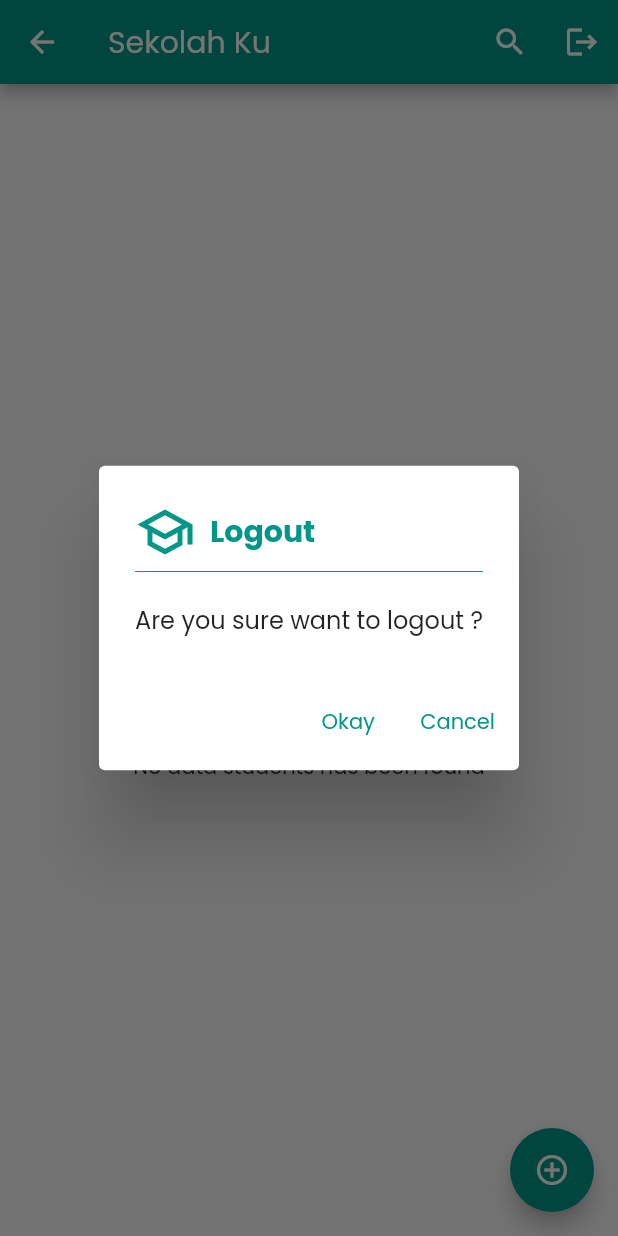
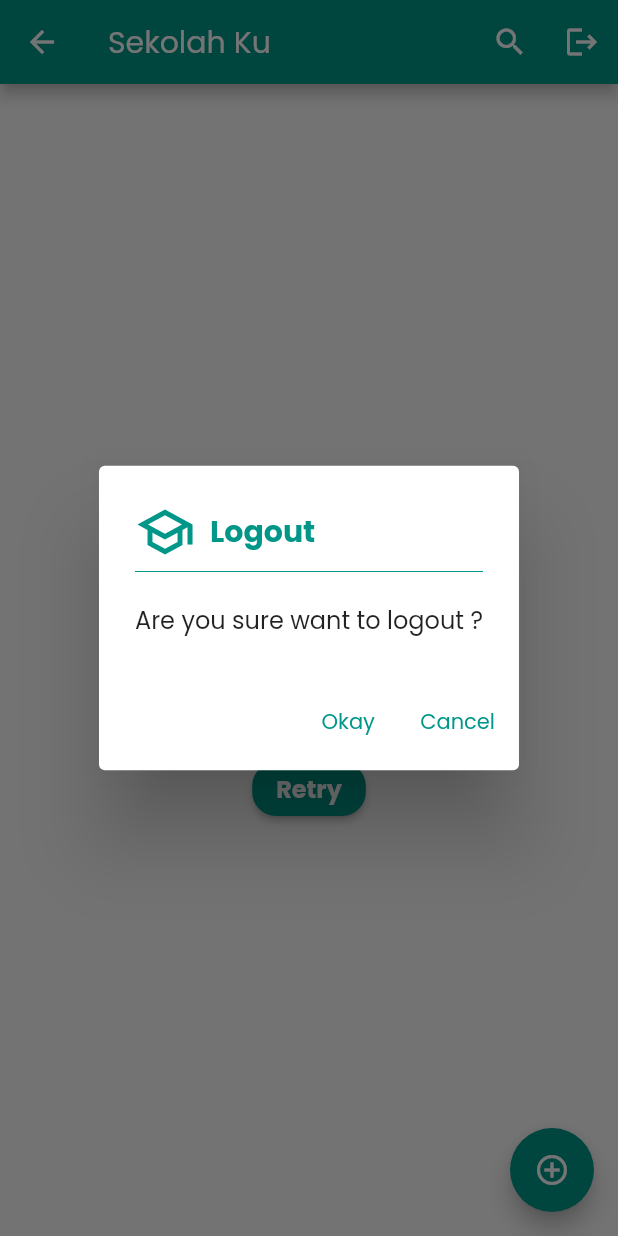
Before and after one commit to dikawardaniTrainer/sekolahku-flutter, a Flutter app: the StudentListPage screen opened by its route, after a tap on the "search" icon, after a tap on the "logout" icon, on a phone screen of 412 x 824 dp. Run offline on Flutter 3.47's test engine with Material 2 defaults, Android fonts, the phone set to English and light mode, and no system bars; our stand-ins replace flutter_native_splash, font_awesome_flutter, hexcolor, shared_preferences, sprintf, sqflite; missing offline and left inert: android_intent_plus; accounts and stored records are empty.

Commit message:
add action logger and add retry button on container no data

```diff
--- a/lib/navigation/app_navigation.dart
+++ b/lib/navigation/app_navigation.dart
@@ -6,6 +6,7 @@ import 'package:sekolah_ku/pages/student_detail_page.dart';
 import 'package:sekolah_ku/pages/student_form_page.dart';
 import 'package:sekolah_ku/pages/student_list_page.dart';
 import 'package:sekolah_ku/pages/student_search_page.dart';
+import 'package:sekolah_ku/util/logger.dart';
 import 'package:sekolah_ku/util/navigation_extension.dart';
 
 class Routes {
@@ -46,6 +47,7 @@ extension AppNavigation on BuildContext {
   Future<dynamic> startLoginPage() => _goToPage(Routes.login, isRootPage: true);
 
   Widget? _getPage(String? routeName, Object? args) {
+    debug("Get page for route $routeName");
     switch(routeName) {
       case Routes.studentList : return const StudentListPage();
       case Routes.studentSearch: return const StudentSearchPage();
--- a/lib/resources/string_res.dart
+++ b/lib/resources/string_res.dart
@@ -30,6 +30,7 @@ class StringRes {
   static const cancel = "Cancel";
   static const update = "Update";
   static const role = "Role";
+  static const retry = "Retry";
 
   static const loadingStudents = "Loading students data";
 
--- a/lib/util/logger.dart
+++ b/lib/util/logger.dart
@@ -11,3 +11,9 @@ void debug(Object message) {
 void debugError(error, stackTrace) {
   debug("$error\n$stackTrace");
 }
+
+void debugAction(String action, Object message) {
+  debug("""
+Action => $action
+$message""");
+}
--- a/lib/widgets/button.dart
+++ b/lib/widgets/button.dart
@@ -5,22 +5,25 @@ class Button extends StatelessWidget {
   final String label;
   final VoidCallback onPressed;
   final double marginTop;
+  final bool isExpanded;
 
   const Button({
     super.key,
     required this.label,
     required this.onPressed,
-    this.marginTop = DimenRes.size_0
+    this.marginTop = DimenRes.size_0,
+    this.isExpanded = true
   });
 
   @override
   Widget build(BuildContext context) {
+    final buttonSize = isExpanded ? const Size(double.infinity, DimenRes.size_60) : null;
     return Column(
       children: [
         if (marginTop > DimenRes.size_0) SizedBox(height: marginTop),
         ElevatedButton(
           style: ElevatedButton.styleFrom(
-              minimumSize: const Size(double.infinity, DimenRes.size_60),
+              minimumSize: buttonSize,
               shape: RoundedRectangleBorder(
                   borderRadius: BorderRadius.circular(DimenRes.size_16))),
           onPressed: onPressed,
--- a/lib/widgets/container_no_data.dart
+++ b/lib/widgets/container_no_data.dart
@@ -3,14 +3,26 @@ import 'package:sekolah_ku/resources/color_res.dart';
 import 'package:sekolah_ku/resources/dimen_res.dart';
 import 'package:sekolah_ku/resources/icon_res.dart';
 import 'package:sekolah_ku/resources/string_res.dart';
+import 'package:sekolah_ku/widgets/button.dart';
 
 class ContainerNoData extends StatelessWidget {
   final String message;
+  final VoidCallback? onRefreshClicked;
 
   const ContainerNoData({
     super.key,
-    required this.message
+    required this.message,
+    this.onRefreshClicked
   });
+
+  Widget _createRetryContainer() {
+    return Column(
+      children: [
+        const SizedBox(height: DimenRes.size_8,),
+        Button(label: StringRes.retry, isExpanded: false, onPressed: onRefreshClicked!)
+      ],
+    )  ;
+  }
 
   @override
   Widget build(BuildContext context) {
@@ -31,7 +43,8 @@ class ContainerNoData extends StatelessWidget {
               Text(
                 message,
                 textAlign: TextAlign.center,
-              )
+              ),
+              if (onRefreshClicked != null) _createRetryContainer()
             ],
           ),
         )
--- a/lib/widgets/student_list.dart
+++ b/lib/widgets/student_list.dart
@@ -84,7 +84,7 @@ class _StudentListState extends State<StudentList> with TickerProviderStateMixin
     return CustomFutureBuilder(
       future: widget.onFetchingData.call(),
       loadingWidget: const LoadingDialog(message: StringRes.loadingStudents),
-      noDataWidget: const ContainerNoData(message: StringRes.errNoDataStudents),
+      noDataWidget: ContainerNoData(message: StringRes.errNoDataStudents, onRefreshClicked: () => refresh()),
       onErrorFuture: widget.onErrorFuture,
       onShowDataWidget: (data) {
         _students.clear();
```
Also changed, not shown: lib/model/student.dart (+18 -13 lines), lib/services/student_service.dart (+12 -5 lines).
